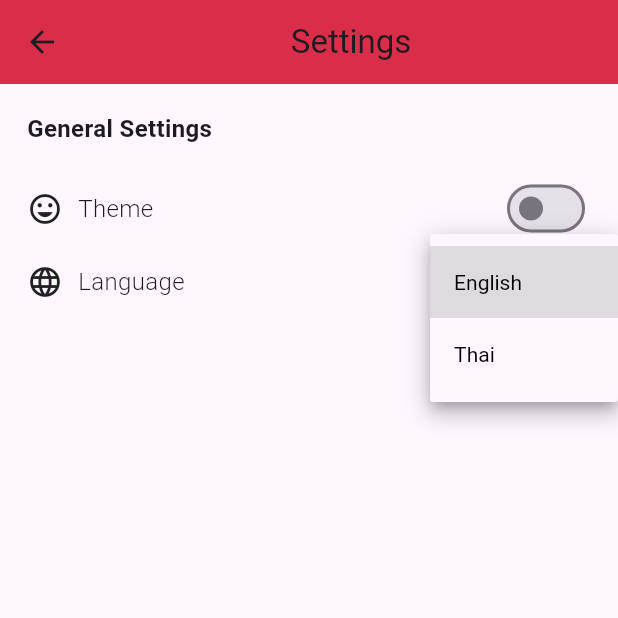
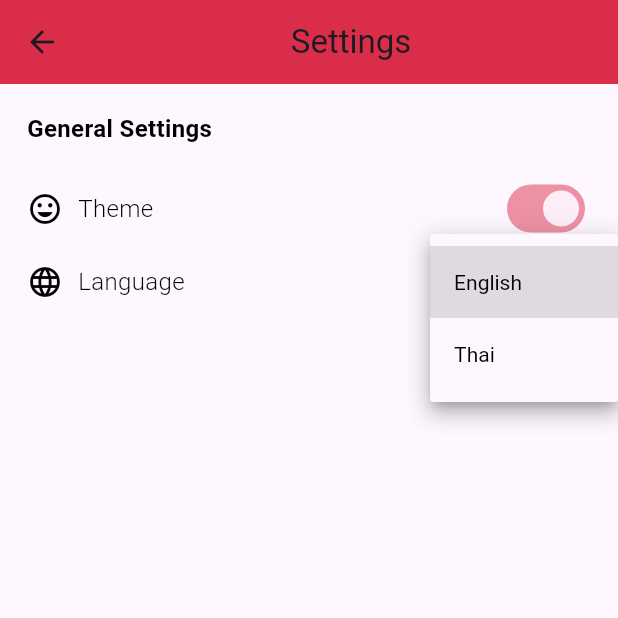
Before and after one commit to Ntckx/AgileSEProject, a Flutter app: the SettingPage screen opened directly, after a tap on "English", on a phone screen of 412 x 824 dp, the top half of it. Run offline on Flutter 3.47's test engine with Material 3 defaults, Android fonts, the phone set to English and light mode, and no system bars; our stand-ins replace cloud_firestore, firebase_auth, firebase_core, get, google_fonts, outline_gradient_button and 2 more; accounts and stored records are empty; generated files the repository leaves out were written again.

Commit message:
[UPDATE]setting_page.dart reload save translate

```diff
--- a/lib/pages/setting_page.dart
+++ b/lib/pages/setting_page.dart
@@ -1,8 +1,7 @@
 import 'package:flutter/material.dart';
-import 'package:flutter_application_1/Provider/provider.dart';
-import 'package:flutter_application_1/pages/leaderboard_page.dart';
 import 'package:get/get.dart';
-import 'package:provider/provider.dart';
+import 'package:shared_preferences/shared_preferences.dart';
+import 'leaderboard_page.dart';
 
 class SettingPage extends StatefulWidget {
   const SettingPage({super.key});
@@ -16,46 +15,63 @@ class _SettingPageState extends State<SettingPage> {
   String option = 'English';
 
   @override
+  void initState() {
+    super.initState();
+    _loadLanguagePreference();
+  }
+
+  Future<void> _loadLanguagePreference() async {
+    SharedPreferences prefs = await SharedPreferences.getInstance();
+    String? savedOption = prefs.getString('locale');
+    if (savedOption != null) {
+      setState(() {
+        option = savedOption == 'en_US' ? 'English' : 'Thai';
+      });
+    }
+  }
+
+  Future<void> _saveLanguagePreference(String language) async {
+    SharedPreferences prefs = await SharedPreferences.getInstance();
+    String localeCode = language == 'English' ? 'en_US' : 'th_TH';
+    await prefs.setString('locale', localeCode);
+  }
+
+  @override
   Widget build(BuildContext context) {
     return Scaffold(
       appBar: AppBar(
-        title: Center(child: Text('Settings'.tr)), // Use localized string
+        title: Center(child: Text('Settings'.tr)),  // Use localized string
         backgroundColor: const Color(0xFFDA2D4A),
       ),
-      body: Consumer<UiProvider>(
-        builder: (context, UiProvider notifier, child) {
-          return Center(
+      body: Center(
         child: Padding(
           padding: const EdgeInsets.all(18.0),
           child: Column(
             crossAxisAlignment: CrossAxisAlignment.start,
             children: [
               Text(
-                    'General Settings'.tr,
-                    style: TextStyle(
+                'General Settings'.tr,  // Use localized string
+                style: const TextStyle(
                   fontWeight: FontWeight.bold,
-
-                        fontSize: 16),
+                  color: Colors.black,
+                  fontSize: 16,
                 ),
-                  const SizedBox(
-                    height: 18,
               ),
+              const SizedBox(height: 18),
               Row(
                 mainAxisAlignment: MainAxisAlignment.spaceBetween,
                 children: [
                   Row(
                     children: [
-                          Icon(
+                      const Icon(
                         Icons.mood,
-
+                        color: Colors.black,
                       ),
-                          SizedBox(
-                            width: 10,
-                          ),
+                      const SizedBox(width: 10),
                       Text(
-                            'Theme'.tr,
-                            style: TextStyle(
-
+                        'Theme'.tr,  // Use localized string
+                        style: const TextStyle(
+                          color: Colors.black,
                           fontWeight: FontWeight.w300,
                           fontSize: 16,
                         ),
@@ -63,9 +79,14 @@ class _SettingPageState extends State<SettingPage> {
                     ],
                   ),
                   Switch(
-                        value: notifier.isDark,
-                        onChanged: (value) => notifier.changeTheme() ,
-                      )
+                    value: theme,
+                    activeColor: const Color.fromRGBO(221, 45, 74, 0.05),
+                    onChanged: (bool value) {
+                      setState(() {
+                        theme = value;
+                      });
+                    },
+                  ),
                 ],
               ),
               Row(
@@ -73,17 +94,15 @@ class _SettingPageState extends State<SettingPage> {
                 children: [
                   Row(
                     children: [
-                          Icon(
+                      const Icon(
                         Icons.language,
-
+                        color: Colors.black,
                       ),
-                          SizedBox(
-                            width: 10,
-                          ),
+                      const SizedBox(width: 10),
                       Text(
-                            'Language'.tr,
-                            style: TextStyle(
-
+                        'Language'.tr,  // Use localized string
+                        style: const TextStyle(
+                          color: Colors.black,
                           fontWeight: FontWeight.w300,
                           fontSize: 16,
                         ),
@@ -94,7 +113,8 @@ class _SettingPageState extends State<SettingPage> {
                     decoration: BoxDecoration(
                       borderRadius: BorderRadius.circular(2),
                       border: Border.all(color: const Color(0xFFDA2D4A)),
-                        color: const Color.fromRGBO(221, 45, 74, 0.05)),
+                      color: const Color.fromRGBO(221, 45, 74, 0.05),
+                    ),
                     child: DropdownButtonHideUnderline(
                       child: DropdownButton<String>(
                         padding: const EdgeInsets.symmetric(horizontal: 8.0),
@@ -104,34 +124,33 @@ class _SettingPageState extends State<SettingPage> {
                           setState(() {
                             option = select!;
                             if (option == 'English') {
-                              Get.updateLocale(Locale('en', 'US'));
+                              Get.updateLocale(const Locale('en', 'US'));
+                              _saveLanguagePreference('English');
                             } else if (option == 'Thai') {
-                              Get.updateLocale(Locale('th', 'TH'));
+                              Get.updateLocale(const Locale('th', 'TH'));
+                              _saveLanguagePreference('Thai');
                             }
                           });
                         },
-                        icon: null,
                         items: [
                           DropdownMenuItem<String>(
                             value: 'English',
-                            child: Text('English'.tr),
+                            child: Text('english'.tr),  // Use localized string
                           ),
                           DropdownMenuItem<String>(
                             value: 'Thai',
-                            child: Text('Thai'.tr),
+                            child: Text('thai'.tr),  // Use localized string
                           ),
                         ],
                       ),
                     ),
-                  )
+                  ),
                 ],
-                  )
+              ),
             ],
+          ),
         ),
       ),
     );
   }
-      ),
-    );
 }
-}
```
Lines whose indentation alone changed are shown as unchanged.
